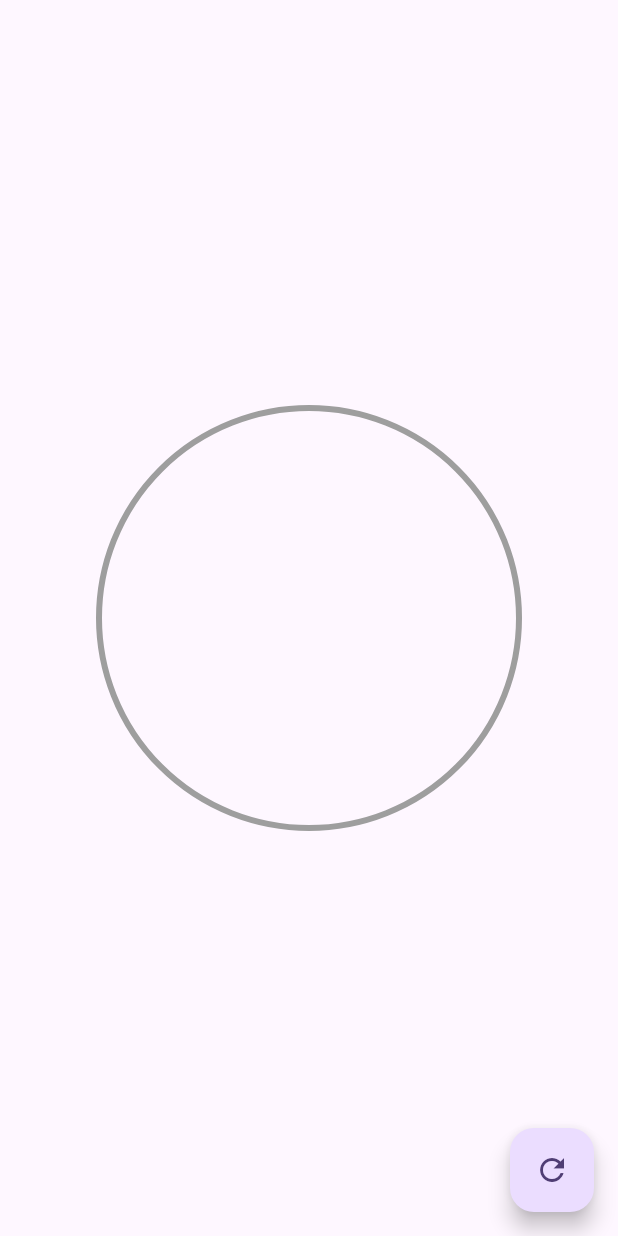
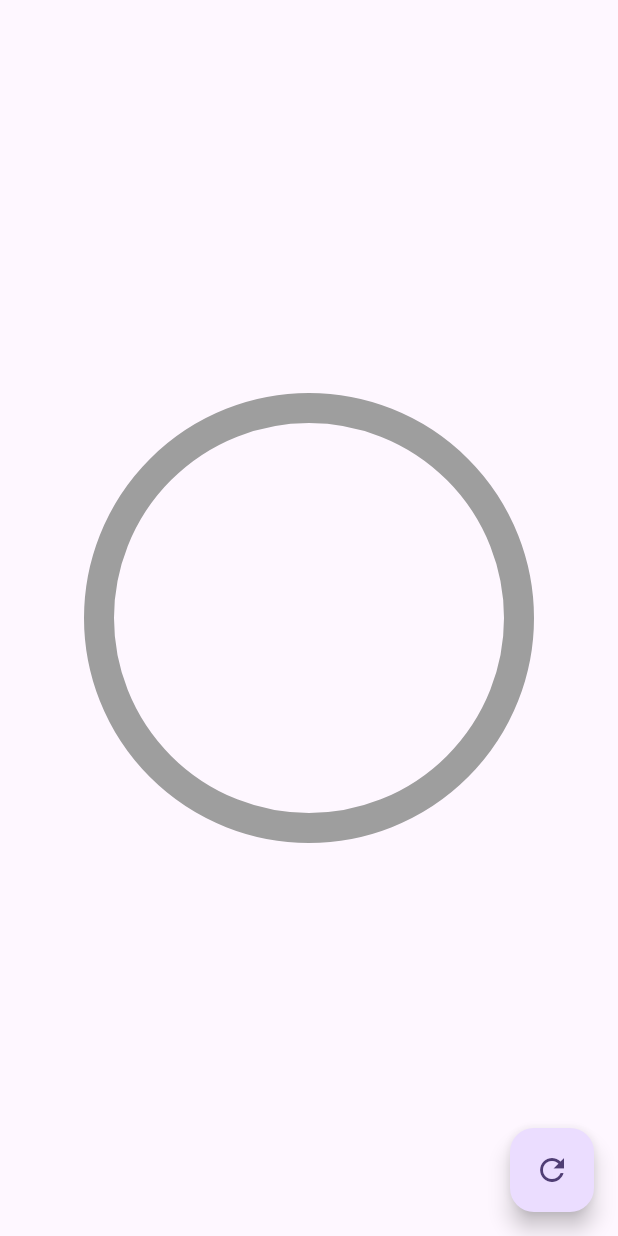
Before and after one commit to AugustoSan/curso_udemy_disenos, a Flutter app: the screen it shows after launch, on a phone screen of 412 x 824 dp. Run offline on Flutter 3.47's test engine with Material 3 defaults, Android fonts, the light colour scheme and no system bars.

Commit message:
se agrega personalizacion de radial progress bar

```diff
--- a/lib/src/pages/graficas_circulares_page.dart
+++ b/lib/src/pages/graficas_circulares_page.dart
@@ -17,7 +17,12 @@ class _GraficasCircularesPageState extends State<GraficasCircularesPage> {
         child: SizedBox(
           width: 300,
           height: 300,
-          child: RadialProgressBar(porcentaje: porcentaje),
+          child: RadialProgressBar(
+            porcentaje: porcentaje,
+            colorPrimario: Colors.red,
+            colorSecundario: Colors.grey,
+            grosorSecundario: 20,
+          ),
         ),
       ),
       floatingActionButton: FloatingActionButton(
--- a/lib/src/widgets/radial_progress_bar.dart
+++ b/lib/src/widgets/radial_progress_bar.dart
@@ -3,8 +3,19 @@ import 'package:flutter/material.dart';
 
 class RadialProgressBar extends StatefulWidget {
   final double porcentaje;
+  final Color colorPrimario;
+  final Color colorSecundario;
+  final double grosorPrimario;
+  final double grosorSecundario;
 
-  const RadialProgressBar({super.key, required this.porcentaje});
+  const RadialProgressBar({
+    super.key,
+    required this.porcentaje,
+    this.colorPrimario = Colors.blue,
+    this.colorSecundario = Colors.grey,
+    this.grosorPrimario = 10,
+    this.grosorSecundario = 4,
+  });
 
   @override
   State<RadialProgressBar> createState() => _RadialProgressBarState();
@@ -47,33 +58,44 @@ class _RadialProgressBarState extends State<RadialProgressBar> with SingleTicker
           height: double.infinity,
           padding: const EdgeInsets.all(10),
           child: CustomPaint(
-            painter: _MiRadialProgress((widget.porcentaje - diferenciaAnimar) + (diferenciaAnimar * controller.value)),
+            painter: _MiRadialProgress(
+              porcentaje: (widget.porcentaje - diferenciaAnimar) + (diferenciaAnimar * controller.value),
+              colorPrimario: widget.colorPrimario,
+              colorSecundario: widget.colorSecundario,
+              grosorPrimario: widget.grosorPrimario,
+              grosorSecundario: widget.grosorSecundario
+            ),
           ),
         );
       }
     );
-    // return Container(
-    //   width: double.infinity,
-    //   height: double.infinity,
-    //   padding: const EdgeInsets.all(10),
-    //   child: CustomPaint(
-    //     painter: _MiRadialProgress(widget.porcentaje),
-    //   ),
-    // );
   }
 }
 
 
 class _MiRadialProgress extends CustomPainter {
   final double porcentaje; // Porcentaje de progreso
-  _MiRadialProgress(this.porcentaje);
+  final Color colorPrimario;
+  final Color colorSecundario;
+  final double grosorPrimario;
+  final double grosorSecundario;
+
+  _MiRadialProgress(
+    {
+      required this.porcentaje,
+      required this.colorPrimario,
+      required this.colorSecundario,
+      required this.grosorPrimario,
+      required this.grosorSecundario
+    }
+  );
 
   @override
   void paint(Canvas canvas, Size size) {
     // Circulo completo
     final paint = Paint()
-      ..color = Colors.grey
-      ..strokeWidth = 4
+      ..color = colorSecundario
+      ..strokeWidth = grosorSecundario
       ..style = PaintingStyle.stroke;
 
     final Offset center = Offset(size.width * 0.5, size.height * 0.5);
@@ -82,8 +104,8 @@ class _MiRadialProgress extends CustomPainter {
     canvas.drawCircle(center, radio, paint);
 
     final paintArco = new Paint()
-      ..color = Colors.purple
-      ..strokeWidth = 10
+      ..color = colorPrimario
+      ..strokeWidth = grosorPrimario
       ..style = PaintingStyle.stroke;
 
       // Parte que se debera llenando
```
